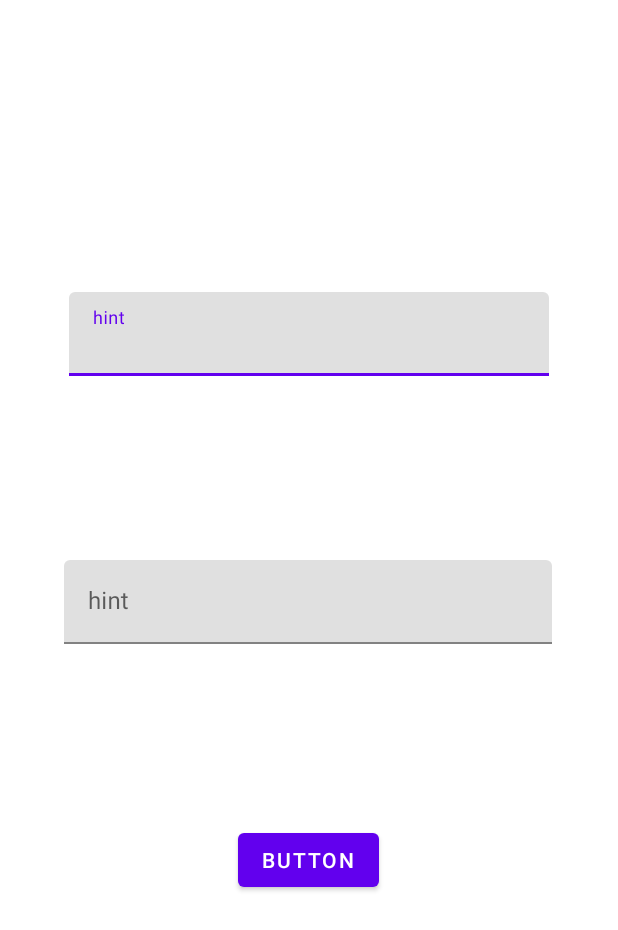
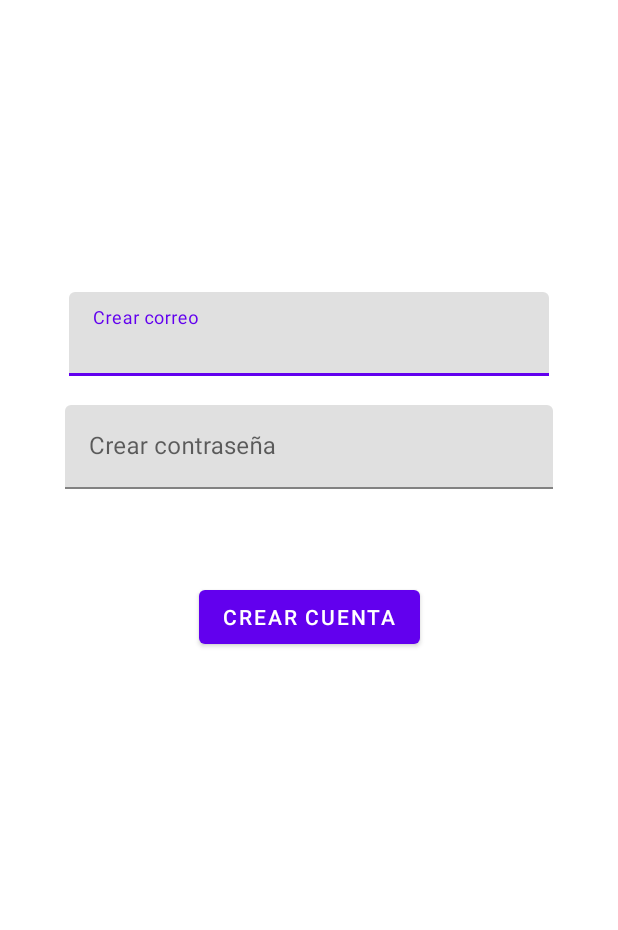
Before and after one commit to FernandoBarahonaHuayta/PR_Moviles_1, an Android app: the IniciarSesionActivity screen opened directly, with no data from a screen before it, on a phone screen of 412 x 824 dp. Shown: the top 930 px of the screen. Run offline under Robolectric (Android 15) with nearby library versions, the phone set to English and light mode, and no system bars.

Commit message:
commit del 2

```diff
--- a/app/src/main/java/com/josue/apppizzeria/IniciarSesionActivity.kt
+++ b/app/src/main/java/com/josue/apppizzeria/IniciarSesionActivity.kt
@@ -2,8 +2,15 @@ package com.josue.apppizzeria
 
 import androidx.appcompat.app.AppCompatActivity
 import android.os.Bundle
+import com.google.android.material.textfield.TextInputLayout
 
 class IniciarSesionActivity : AppCompatActivity() {
+    private lateinit var txtcorreo:TextInputLayout
+    private lateinit var txtconta:TextInputLayout
+
+    private lateinit var correo:String
+    private lateinit var contra:String
+
     override fun onCreate(savedInstanceState: Bundle?) {
         super.onCreate(savedInstanceState)
         setContentView(R.layout.activity_iniciar_sesion)
--- a/app/src/main/res/layout/activity_iniciar_sesion.xml
+++ b/app/src/main/res/layout/activity_iniciar_sesion.xml
@@ -7,15 +7,16 @@
     tools:context=".IniciarSesionActivity">
 
     <Button
-        android:id="@+id/button"
+        android:id="@+id/btn_crear"
         android:layout_width="wrap_content"
         android:layout_height="wrap_content"
-        android:text="Button"
+        android:layout_marginTop="56dp"
+        android:text="Crear cuenta"
         app:layout_constraintBottom_toTopOf="@+id/guideline3"
         app:layout_constraintEnd_toEndOf="parent"
-        app:layout_constraintHorizontal_bias="0.498"
         app:layout_constraintStart_toStartOf="parent"
-        app:layout_constraintTop_toBottomOf="@+id/textInputLayout" />
+        app:layout_constraintTop_toBottomOf="@+id/txt_contre"
+        app:layout_constraintVertical_bias="0.0" />
 
     <androidx.constraintlayout.widget.Guideline
         android:id="@+id/guideline2"
@@ -32,7 +33,7 @@
         app:layout_constraintGuide_percent="0.8649469" />
 
     <com.google.android.material.textfield.TextInputLayout
-        android:id="@+id/textInputLayout2"
+        android:id="@+id/txt_correo"
         android:layout_width="320dp"
         android:layout_height="63dp"
         android:layout_marginTop="104dp"
@@ -43,24 +44,24 @@
         <com.google.android.material.textfield.TextInputEditText
             android:layout_width="match_parent"
             android:layout_height="wrap_content"
-            android:hint="hint" />
+            android:hint="Crear correo" />
     </com.google.android.material.textfield.TextInputLayout>
 
     <com.google.android.material.textfield.TextInputLayout
-        android:id="@+id/textInputLayout"
+        android:id="@+id/txt_contre"
         android:layout_width="325dp"
         android:layout_height="61dp"
-        app:layout_constraintBottom_toTopOf="@+id/button"
+        android:layout_marginTop="12dp"
         app:layout_constraintEnd_toEndOf="parent"
-        app:layout_constraintHorizontal_bias="0.493"
+        app:layout_constraintHorizontal_bias="0.5"
         app:layout_constraintStart_toStartOf="parent"
-        app:layout_constraintTop_toBottomOf="@+id/textInputLayout2"
-        app:layout_constraintVertical_bias="0.5">
+        app:layout_constraintTop_toBottomOf="@+id/txt_correo">
 
         <com.google.android.material.textfield.TextInputEditText
             android:layout_width="match_parent"
             android:layout_height="wrap_content"
-            android:hint="hint" />
+            android:hint="Crear contraseña"
+            android:inputType="textPassword" />
     </com.google.android.material.textfield.TextInputLayout>
 
 </androidx.constraintlayout.widget.ConstraintLayout>
--- a/app/src/main/res/layout/activity_login.xml
+++ b/app/src/main/res/layout/activity_login.xml
@@ -71,6 +71,7 @@
         android:layout_width="wrap_content"
         android:layout_height="wrap_content"
         android:layout_marginBottom="32dp"
+        android:onClick="sigoup"
         android:text="crear cuenta"
         app:layout_constraintBottom_toTopOf="@+id/btn_Login"
         app:layout_constraintEnd_toEndOf="parent"
```
Also changed, not shown: app/src/main/java/com/josue/apppizzeria/LoginActivity.kt (+56 -5 lines).
